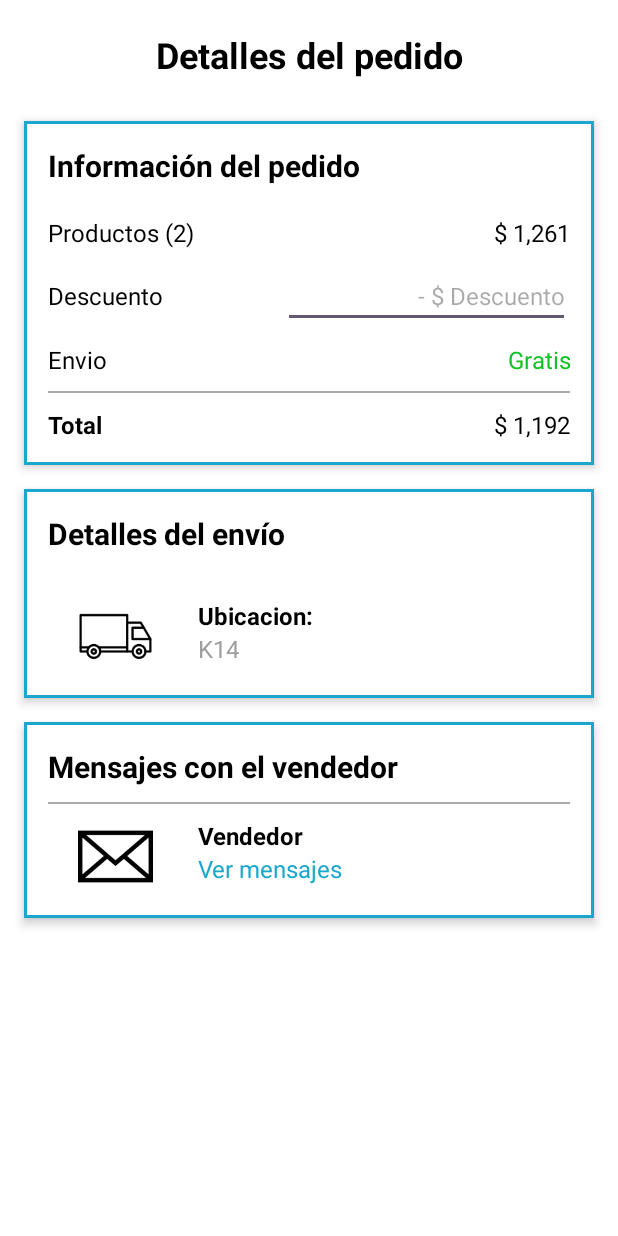
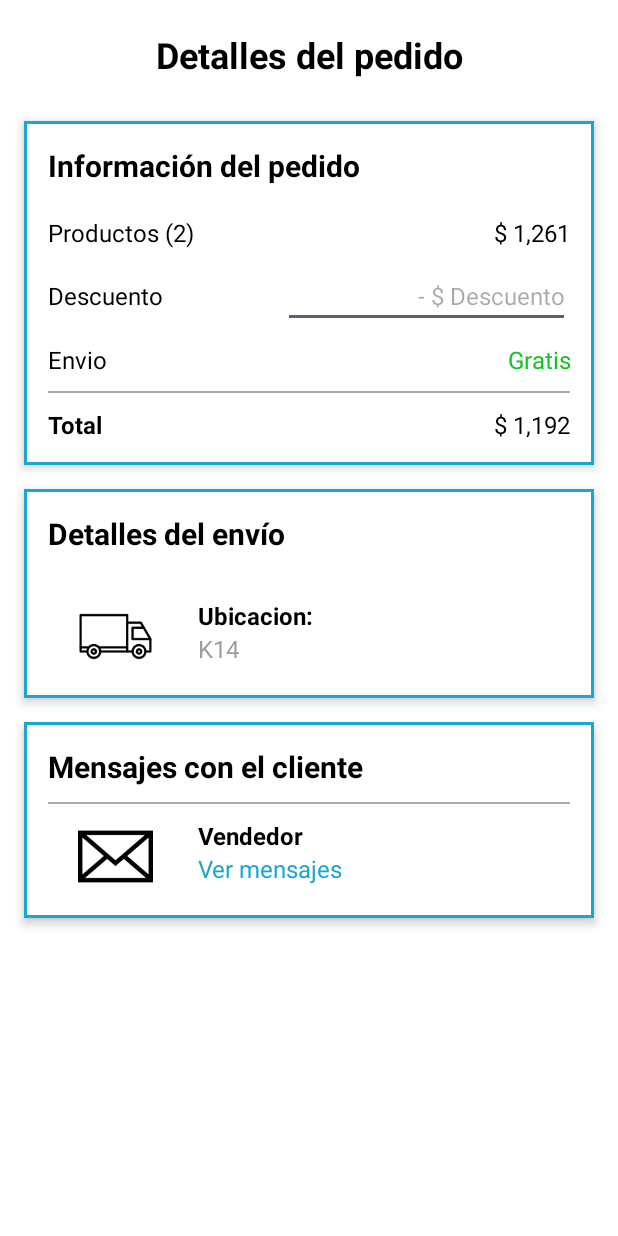
Before and after one commit to Axel030705/Deli-Ever, an Android app: the detalles_pedido_vendedor screen opened directly, with no data from a screen before it, on a phone screen of 412 x 824 dp. Run offline under Robolectric (Android 15) with nearby library versions, the phone set to English and light mode, and no system bars.

```diff
--- a/app/src/main/res/layout/activity_detalles_pedido_vendedor.xml
+++ b/app/src/main/res/layout/activity_detalles_pedido_vendedor.xml
@@ -304,7 +304,7 @@
                     android:layout_width="wrap_content"
                     android:layout_height="wrap_content"
                     android:layout_marginBottom="10dp"
-                    android:text="Mensajes con el vendedor"
+                    android:text="Mensajes con el cliente"
                     android:textColor="@color/black"
                     android:textSize="20sp"
                     android:textStyle="bold"
```
